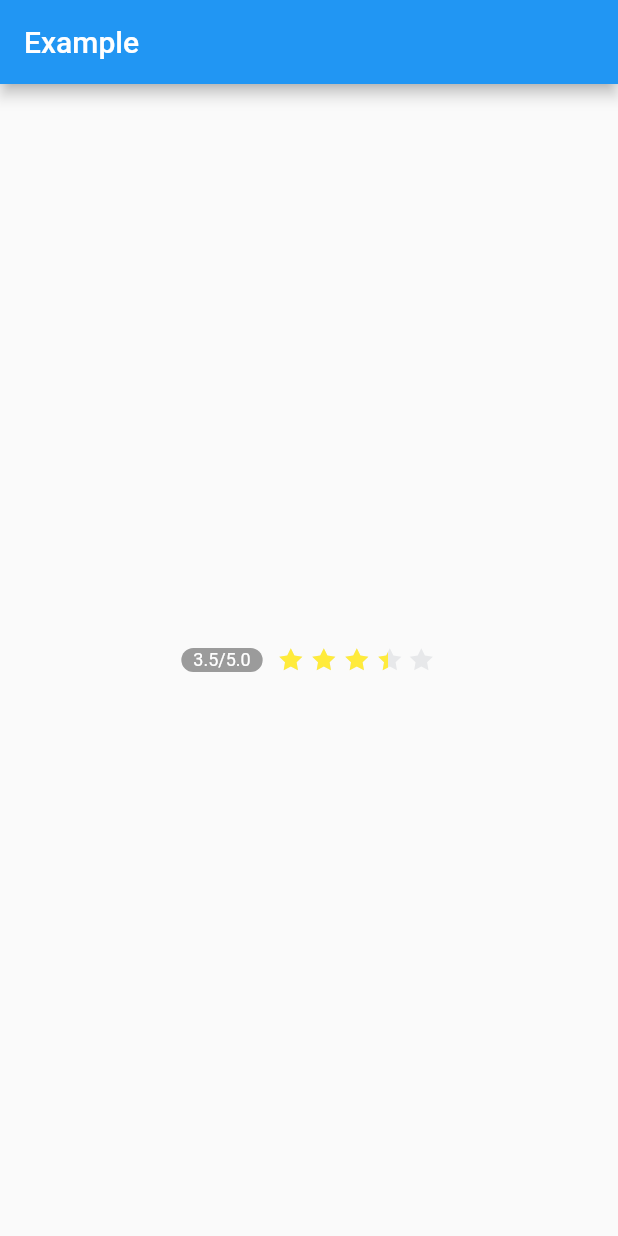
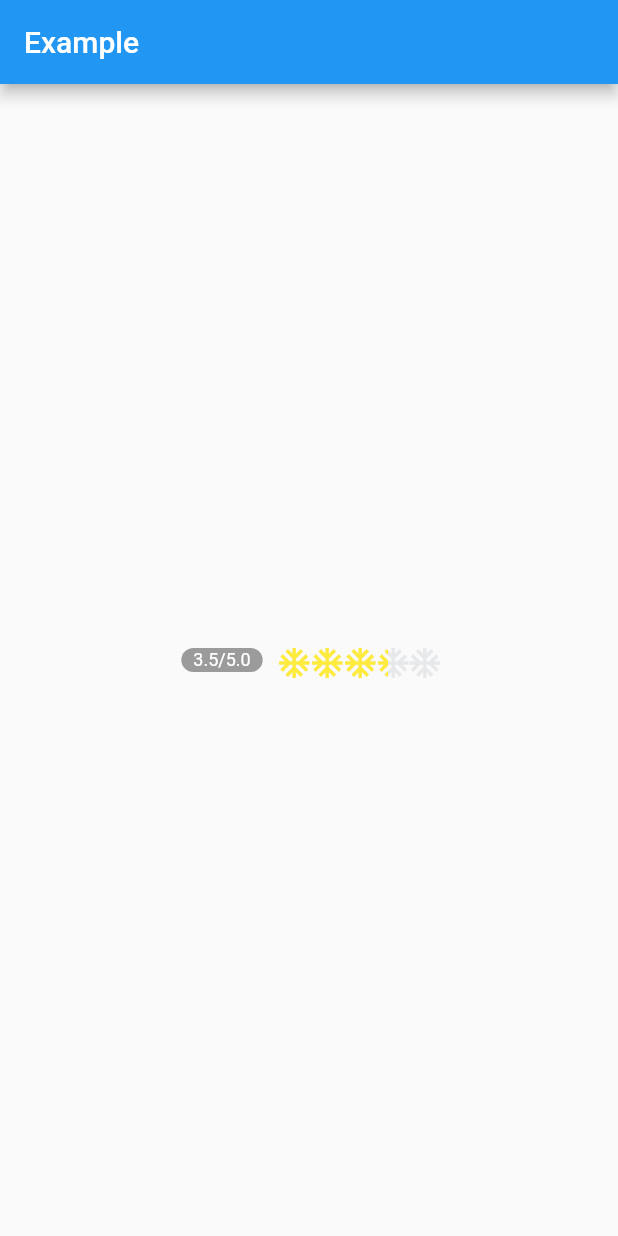
Before and after one commit to minhhung2556/romantic_project_flutter_rating_stars, a Flutter app: the screen it shows after launch, on a phone screen of 412 x 824 dp. Run offline on Flutter 3.47's test engine with Material 2 defaults, Android fonts, the phone set to English and light mode, and no system bars; our stand-ins replace flutter_svg.

Commit message:
allow to change star widget

```diff
--- a/example/lib/main.dart
+++ b/example/lib/main.dart
@@ -30,6 +30,10 @@ class _MyAppState extends State<MyApp> {
                 value = v;
               });
             },
+            starBuilder: (index, color) => Icon(
+              Icons.ac_unit_outlined,
+              color: color,
+            ),
             starCount: 5,
             starSize: 20,
             valueLabelColor: const Color(0xff9b9b9b),
--- a/lib/flutter_rating_stars.dart
+++ b/lib/flutter_rating_stars.dart
@@ -23,6 +23,7 @@ class StarRating extends StatefulWidget {
   final Color starOffColor;
   final Color starColor;
   final Function(double value)? onValueChanged;
+  final Widget Function(int index, Color? color)? starBuilder;
 
   const StarRating({
     Key? key,
@@ -47,6 +48,7 @@ class StarRating extends StatefulWidget {
     this.starOffColor = const Color(0xffe7e8ea),
     this.starColor = Colors.yellow,
     this.onValueChanged,
+    this.starBuilder,
   }) : super(key: key);
 
   @override
@@ -90,7 +92,6 @@ class _StarRatingState extends State<StarRating> with TickerProviderStateMixin {
   @override
   Widget build(BuildContext context) {
     return Row(
-      crossAxisAlignment: CrossAxisAlignment.center,
       mainAxisSize: MainAxisSize.min,
       children: <Widget>[
         if (widget.valueLabelVisibility)
@@ -172,7 +173,13 @@ class _StarRatingState extends State<StarRating> with TickerProviderStateMixin {
   }
 
   Widget _starWidget(int index, bool action, [Color? color]) {
-    var _star = SvgPicture.asset(
+    var _star = widget.starBuilder != null
+        ? SizedBox(
+            child: widget.starBuilder!(index, color),
+            width: widget.starSize,
+            height: widget.starSize,
+          )
+        : SvgPicture.asset(
             Assets.assetsStarOff,
             width: widget.starSize,
             height: widget.starSize,
```
Also changed, not shown: 1 other file. Lines whose indentation alone changed are shown as unchanged.
